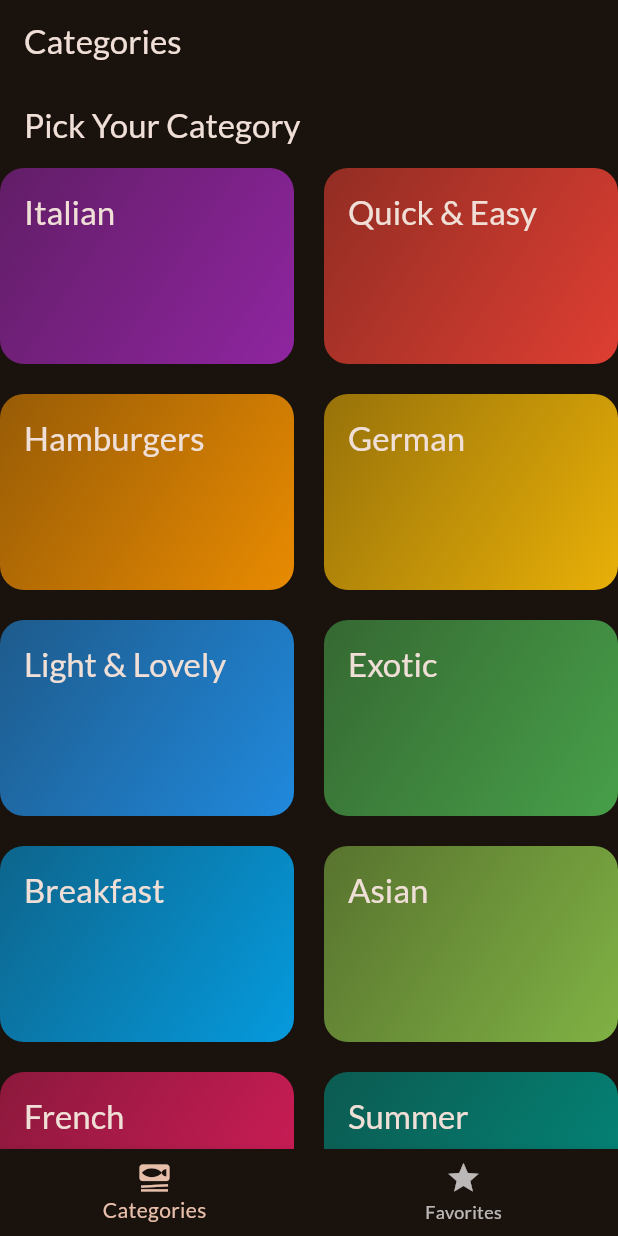
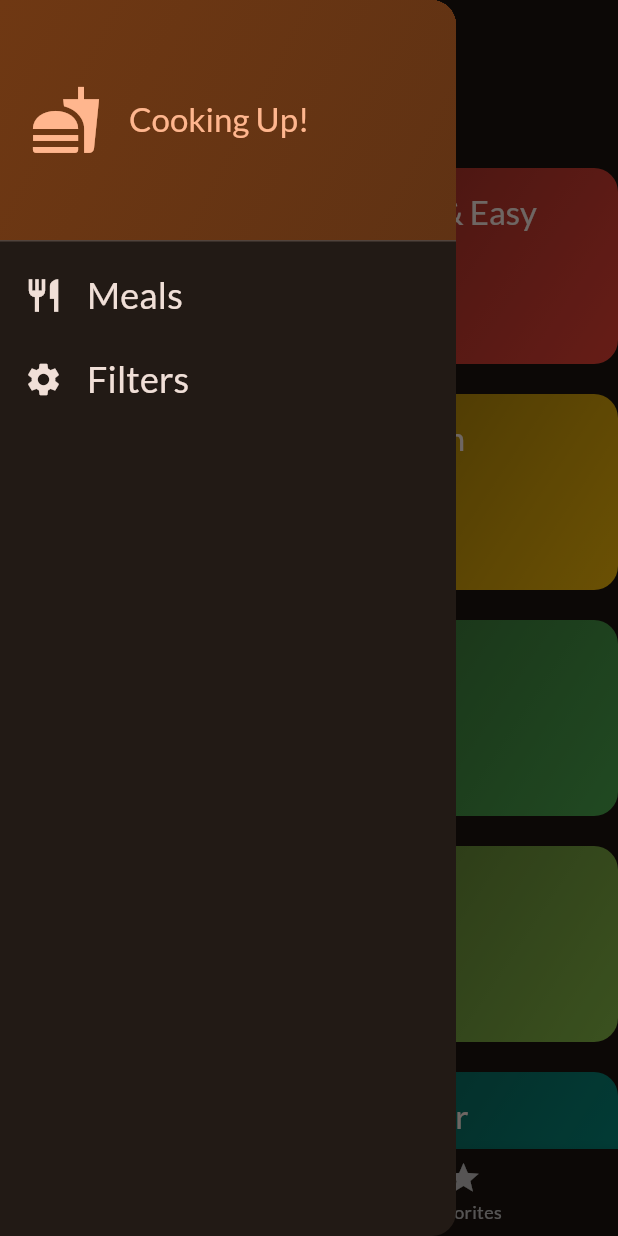
Before and after one commit to aronipurwanto/dsp-flutter-mobile, a Flutter app: the screen it shows after launch, with the side drawer open (before the commit the screen has no drawer), on a phone screen of 412 x 824 dp. Run offline on Flutter 3.47's test engine with Material 3 defaults, Android fonts, the phone set to English and light mode, and no system bars; our stand-ins replace google_fonts, transparent_image.

Commit message:
feat: add main drawer

```diff
--- /dev/null
+++ b/flutter_meal/lib/screens/main_drawer.dart
@@ -0,0 +1,83 @@
+import 'package:flutter/material.dart';
+
+class MainDrawer extends StatelessWidget {
+  const MainDrawer({super.key, required this.onSelectScreen});
+
+  final void Function(String identifier) onSelectScreen;
+
+  @override
+  Widget build(BuildContext context) {
+    return Drawer(
+      child: Column(
+        children: [
+          DrawerHeader(
+            padding: const EdgeInsets.all(20),
+            decoration: BoxDecoration(
+              gradient: LinearGradient(
+                colors: [
+                  Theme.of(context).colorScheme.primaryContainer,
+                  Theme.of(context)
+                      .colorScheme
+                      .primaryContainer
+                      .withOpacity(0.8),
+                ],
+                begin: Alignment.topLeft,
+                end: Alignment.bottomRight,
+              ),
+            ),
+            child: Row(
+              children: [
+                Icon(
+                  Icons.fastfood,
+                  size: 48,
+                  color: Theme.of(context).colorScheme.primary,
+                ),
+                const SizedBox(width: 18),
+                Text(
+                  'Cooking Up!',
+                  style: Theme.of(context).textTheme.titleLarge!.copyWith(
+                        color: Theme.of(context).colorScheme.primary,
+                      ),
+                ),
+              ],
+            ),
+          ),
+          ListTile(
+            leading: Icon(
+              Icons.restaurant,
+              size: 26,
+              color: Theme.of(context).colorScheme.onBackground,
+            ),
+            title: Text(
+              'Meals',
+              style: Theme.of(context).textTheme.titleSmall!.copyWith(
+                    color: Theme.of(context).colorScheme.onBackground,
+                    fontSize: 24,
+                  ),
+            ),
+            onTap: () {
+              onSelectScreen('meals');
+            },
+          ),
+          ListTile(
+            leading: Icon(
+              Icons.settings,
+              size: 26,
+              color: Theme.of(context).colorScheme.onBackground,
+            ),
+            title: Text(
+              'Filters',
+              style: Theme.of(context).textTheme.titleSmall!.copyWith(
+                    color: Theme.of(context).colorScheme.onBackground,
+                    fontSize: 24,
+                  ),
+            ),
+            onTap: () {
+              onSelectScreen('filters');
+            },
+          ),
+        ],
+      ),
+    );
+  }
+}
--- a/flutter_meal/lib/screens/tabs.dart
+++ b/flutter_meal/lib/screens/tabs.dart
@@ -2,6 +2,8 @@ import 'package:flutter/material.dart';
 
 import '../models/meal.dart';
 import 'categories.dart';
+import 'filters.dart';
+import 'main_drawer.dart';
 import 'meals.dart';
 
 class TabsScreen extends StatefulWidget {
@@ -48,6 +50,17 @@ class _TabsScreenState extends State<TabsScreen> {
     });
   }
 
+  void _setScreen(String identifier) {
+    Navigator.of(context).pop();
+    if (identifier == 'filters') {
+      Navigator.of(context).push(
+        MaterialPageRoute(
+          builder: (ctx) => const FiltersScreen(),
+        ),
+      );
+    }
+  }
+
   @override
   Widget build(BuildContext context) {
     Widget activePage = CategoriesScreen(
@@ -57,7 +70,7 @@ class _TabsScreenState extends State<TabsScreen> {
 
     if (_selectedPageIndex == 1) {
       activePage = MealsScreen(
-        meals: [],
+        meals: _favoriteMeals,
         onToggleFavorite: _toggleMealFavoriteStatus,
         title: '',
       );
@@ -67,6 +80,9 @@ class _TabsScreenState extends State<TabsScreen> {
     return Scaffold(
       appBar: AppBar(
         title: Text(activePageTitle),
+      ),
+      drawer: MainDrawer(
+        onSelectScreen: _setScreen,
       ),
       body: activePage,
       bottomNavigationBar: BottomNavigationBar(
```
Also changed, not shown: flutter_meal/lib/screens/filters.dart (added, +59 -0 lines).
